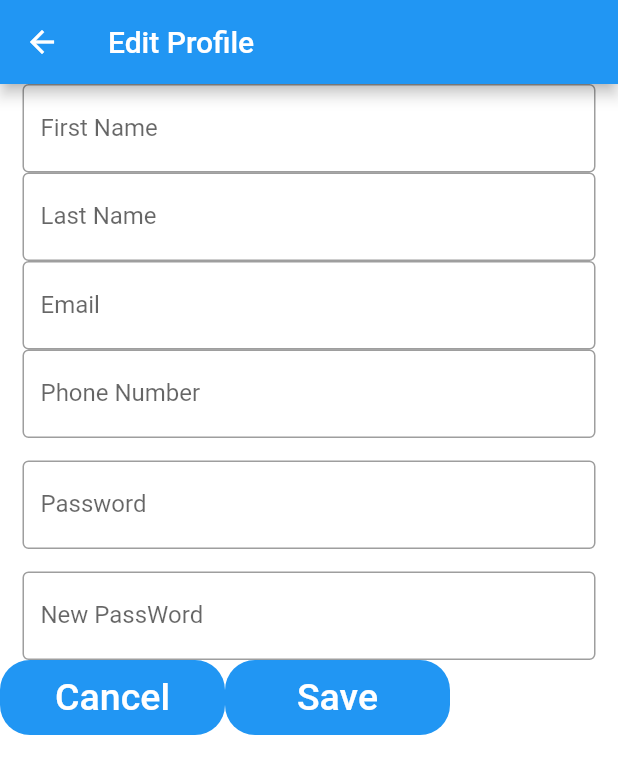
After one commit to SimonUnlimited/CS487Giro---RideShare-App, a Flutter app: the Profile screen opened directly, after a tap on "Edit Profile", on a phone screen of 412 x 824 dp. The commit adds this screen. Shown: the top 774 px of the screen. Run offline on Flutter 3.47's test engine with Material 2 defaults, Android fonts, the phone set to English and light mode, and no system bars.

Commit message:
Did every Screen Except Schedule rides screens
I think lol.

```diff
--- /dev/null
+++ b/lib/User/Screens/Profile/EditProfile.dart
@@ -0,0 +1,11 @@
+import 'package:flutter/material.dart';
+import '../../widgets/Profile/EditProfileForm.dart';
+
+class EditProfile extends StatelessWidget {
+  @override
+  Widget build(BuildContext context) {
+    return Container(
+      child: EditProfileForm(),
+    );
+  }
+}
--- a/lib/User/Screens/Profile/Profile.dart
+++ b/lib/User/Screens/Profile/Profile.dart
@@ -1,5 +1,25 @@
-/*
-  Create form widget
-  Add cancel button
-  Add save button
- */
+import 'package:flutter/material.dart';
+import '../../widgets/Profile/ProfileBody.dart';
+import '../../widgets/Profile/profile.dart';
+import '../../widgets/Profile/profileHeader.dart';
+
+class Profile extends StatelessWidget {
+  @override
+  Widget build(BuildContext context) {
+    return Scaffold(
+        backgroundColor: Colors.white,
+        appBar: AppBar(
+          title: Text("Profile"),
+        ),
+        body: SingleChildScrollView(
+            child: Container(
+          child: Column(
+            children: [
+              ProfileHeader('Joh Doe'),
+              ProfileBody('lkapesa@hawk.iit.edu', '6162649500', '123456789'),
+
+            ],
+          ),
+        )));
+  }
+}
--- a/lib/User/widgets/Cards/LocationCard.dart
+++ b/lib/User/widgets/Cards/LocationCard.dart
@@ -2,6 +2,11 @@ import 'package:flutter/material.dart';
 class LocationCard extends StatelessWidget {
   String title;
   String subtitle;
+
+  LocationCard(String title, String subtitle) {
+    this.title = title;
+    this.subtitle = subtitle;
+  }
 
   @override
   Widget build(BuildContext context) {
--- /dev/null
+++ b/lib/User/widgets/Profile/EditProfileForm.dart
@@ -0,0 +1,126 @@
+import 'package:flutter/material.dart';
+
+class EditProfileForm extends StatefulWidget {
+  @override
+  _EditProfileFormState createState() => _EditProfileFormState();
+}
+
+class _EditProfileFormState extends State<EditProfileForm> {
+  @override
+  Widget build(BuildContext context) {
+    return Scaffold(
+      backgroundColor: Colors.white,
+      appBar: AppBar(
+        title: Text("Edit Profile"),
+      ),
+      body: SingleChildScrollView(
+        child: Column(
+          children: <Widget>[
+            Padding(
+              //padding: const EdgeInsets.only(left:15.0,right: 15.0,top:0,bottom: 0),
+              padding: EdgeInsets.symmetric(horizontal: 15),
+              child: TextField(
+                decoration: InputDecoration(
+                  border: OutlineInputBorder(),
+                  labelText: 'First Name',
+                ),
+              ),
+            ),
+            Padding(
+              //padding: const EdgeInsets.only(left:15.0,right: 15.0,top:0,bottom: 0),
+              padding: EdgeInsets.symmetric(horizontal: 15),
+              child: TextField(
+                decoration: InputDecoration(
+                  border: OutlineInputBorder(),
+                  labelText: 'Last Name',
+                ),
+              ),
+            ),
+            Padding(
+              //padding: const EdgeInsets.only(left:15.0,right: 15.0,top:0,bottom: 0),
+              padding: EdgeInsets.symmetric(horizontal: 15),
+              child: TextField(
+                decoration: InputDecoration(
+                    border: OutlineInputBorder(),
+                    labelText: 'Email',
+                    hintText: 'Enter valid email id as abc@gmail.com'),
+              ),
+            ),
+            Padding(
+              //padding: const EdgeInsets.only(left:15.0,right: 15.0,top:0,bottom: 0),
+              padding: EdgeInsets.symmetric(horizontal: 15),
+              child: TextField(
+                decoration: InputDecoration(
+                    border: OutlineInputBorder(),
+                    labelText: 'Phone Number',
+                    hintText: 'XXX-XXX-XXXX'),
+              ),
+            ),
+            Padding(
+              padding: const EdgeInsets.only(
+                  left: 15.0, right: 15.0, top: 15, bottom: 0),
+              //padding: EdgeInsets.symmetric(horizontal: 15),
+              child: TextField(
+                obscureText: true,
+                decoration: InputDecoration(
+                    border: OutlineInputBorder(),
+                    labelText: 'Password',
+                    hintText: 'Current Password'),
+              ),
+            ),
+            Padding(
+              padding: const EdgeInsets.only(
+                  left: 15.0, right: 15.0, top: 15, bottom: 0),
+              //padding: EdgeInsets.symmetric(horizontal: 15),
+              child: TextField(
+                obscureText: true,
+                decoration: InputDecoration(
+                    border: OutlineInputBorder(),
+                    labelText: 'New PassWord',
+                    hintText: 'New password'),
+              ),
+            ),
+            Row(
+              children: [
+                Container(
+                  height: 50,
+                  width: 150,
+                  decoration: BoxDecoration(
+                      color: Colors.blue,
+                      borderRadius: BorderRadius.circular(20)),
+                  child: FlatButton(
+                    onPressed: () {
+                      //Navigator.push(
+                      // context, MaterialPageRoute(builder: (_) => Login()));
+                    },
+                    child: Text(
+                      'Cancel',
+                      style: TextStyle(color: Colors.white, fontSize: 25),
+                    ),
+                  ),
+                ),
+                Container(
+                  height: 50,
+                  width: 150,
+                  decoration: BoxDecoration(
+                      color: Colors.blue,
+                      borderRadius: BorderRadius.circular(20)),
+                  child: FlatButton(
+                    onPressed: () {
+                      //Navigator.push(
+                      // context, MaterialPageRoute(builder: (_) => Login()));
+                    },
+                    child: Text(
+                      'Save',
+                      style: TextStyle(color: Colors.white, fontSize: 25),
+                    ),
+                  ),
+                ),
+              ],
+            )
+          ],
+        ),
+      ),
+    );
+  }
+}
--- /dev/null
+++ b/lib/User/widgets/Profile/ProfileBody.dart
@@ -0,0 +1,60 @@
+import 'package:flutter/material.dart';
+import '../../Screens/Profile/EditProfile.dart';
+
+class ProfileBody extends StatelessWidget {
+  String email;
+  String phone;
+  String paymentInfo;
+
+  ProfileBody(String email, String phone, String paymentInfo) {
+    this.phone = phone;
+    this.email = email;
+    this.paymentInfo = paymentInfo;
+  }
+
+  @override
+  Widget build(BuildContext context) {
+    return Container(
+      margin: EdgeInsets.only(top: 10),
+      child: Column(
+        children: <Widget>[
+          Card(
+            child: ListTile(
+              title: Text('Email'),
+              subtitle: Text(email),
+            ),
+          ),
+          Card(
+            child: ListTile(
+              title: Text('Phone'),
+              subtitle: Text(phone),
+            ),
+          ),
+          Card(
+            child: ListTile(
+              title: Text('Payment Info'),
+              subtitle: Text(paymentInfo),
+            ),
+          ),
+          Container(
+            height: 50,
+            width: 200,
+            margin: EdgeInsets.only(top: 30),
+            decoration: BoxDecoration(
+                color: Colors.blue, borderRadius: BorderRadius.circular(20)),
+            child: FlatButton(
+              onPressed: () {
+                Navigator.push(
+                    context, MaterialPageRoute(builder: (_) => EditProfile()));
+              },
+              child: Text(
+                'Edit Profile',
+                style: TextStyle(color: Colors.white, fontSize: 20),
+              ),
+            ),
+          ),
+        ],
+      ),
+    );
+  }
+}
--- /dev/null
+++ b/lib/User/widgets/Profile/profile.dart
@@ -0,0 +1,23 @@
+import 'package:flutter/material.dart';
+
+class Profile extends StatefulWidget {
+  String name;
+  String email;
+  String number;
+
+  @override
+  _ProfileState createState() => _ProfileState();
+}
+
+class _ProfileState extends State<Profile> {
+  @override
+  Widget build(BuildContext context) {
+    return Container(
+      child: Column(
+        children: [
+
+        ],
+      ),
+    );
+  }
+}
--- /dev/null
+++ b/lib/User/widgets/Profile/profileHeader.dart
@@ -0,0 +1,25 @@
+import 'package:flutter/material.dart';
+
+// ignore: must_be_immutable
+class ProfileHeader extends StatelessWidget {
+  String name;
+  ProfileHeader(String name) {
+    this.name = name;
+  }
+
+  @override
+  Widget build(BuildContext context) {
+    return Container(
+      height: 125,
+      alignment: Alignment.center,
+      color: Colors.black,
+      padding: EdgeInsets.only(top: 30),
+      child: Column(children: [
+        Icon(Icons.supervised_user_circle, size: 50, color: Colors.white,),
+        Text(name, style: TextStyle(color: Colors.white, fontSize: 30),),
+
+
+      ],)
+    );
+  }
+}
```
Also changed, not shown: lib/User/Screens/Favorites/Favorites.dart (added, +30 -0 lines), lib/User/Screens/HomePage.dart (+9 -4 lines), lib/User/Screens/PastRides/PastRides.dart (added, +23 -0 lines), lib/User/Screens/Payment.dart (deleted, +0 -7 lines), lib/User/Screens/Payment/Payment.dart (added, +23 -0 lines), lib/User/widgets/Payment/CardInputForm.dart (added, +92 -0 lines), lib/User/widgets/Payment/CardType.dart (added, +48 -0 lines).
